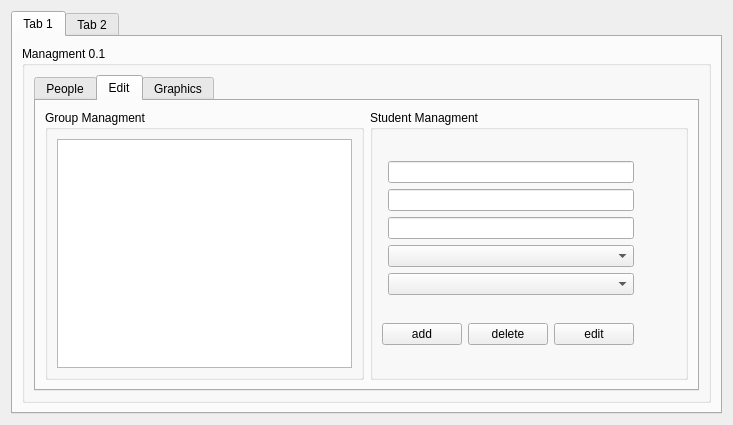
Old version of the form mainapplication.ui in the repository Sarpowski/DataBaseCourseWork.
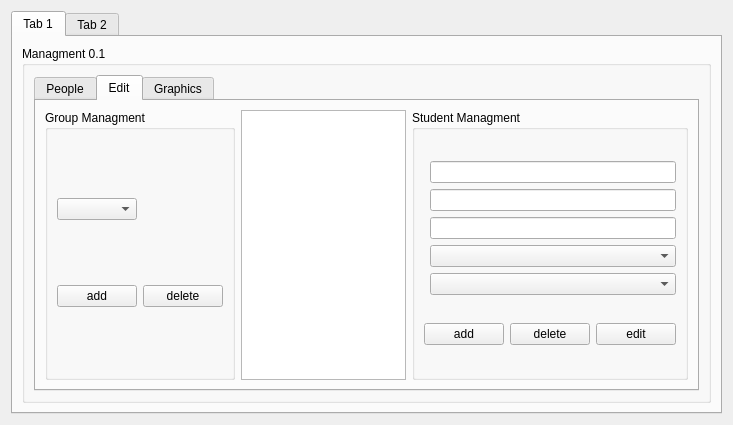
New version of the form.

Commit message: added Group edit ui , and add group

```diff
--- a/mainapplication.ui
+++ b/mainapplication.ui
@@ -135,12 +135,29 @@
                  <string>Group Managment</string>
                 </property>
                 <layout class="QGridLayout" name="gridLayout_3">
+                 <item row="1" column="0">
+                  <widget class="QPushButton" name="pushButton_AddGroup">
+                   <property name="text">
+                    <string>add</string>
+                   </property>
+                  </widget>
+                 </item>
+                 <item row="1" column="1">
+                  <widget class="QPushButton" name="pushButton">
+                   <property name="text">
+                    <string>delete</string>
+                   </property>
+                  </widget>
+                 </item>
                  <item row="0" column="0">
-                  <widget class="QTableView" name="tableView_2"/>
+                  <widget class="QComboBox" name="comboBox"/>
                  </item>
                 </layout>
                </widget>
               </item>
+              <item>
+               <widget class="QTableView" name="tableView_2"/>
+              </item>
               <item>
                <widget class="QGroupBox" name="MA_groupBoxEdit_Student">
                 <property name="title">
```
The commit also changes 10 other files.
